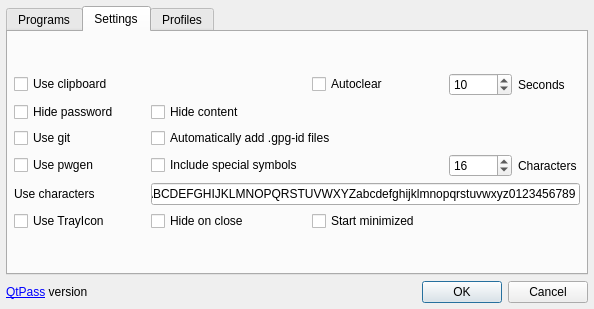
Old version of the form dialog.ui in the repository IJHack/QtPass.
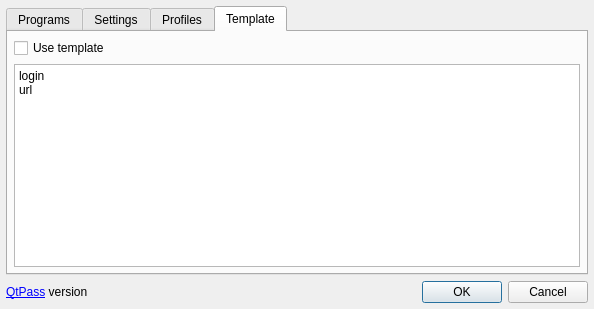
New version of the form. The open tabs and pages were chosen to show the change.

Commit message: start of template framework

```diff
--- a/dialog.ui
+++ b/dialog.ui
@@ -449,6 +449,40 @@
        </item>
       </layout>
      </widget>
+     <widget class="QWidget" name="tab">
+      <attribute name="title">
+       <string>Template</string>
+      </attribute>
+      <layout class="QVBoxLayout" name="verticalLayout_6">
+       <property name="leftMargin">
+        <number>6</number>
+       </property>
+       <property name="topMargin">
+        <number>6</number>
+       </property>
+       <property name="rightMargin">
+        <number>6</number>
+       </property>
+       <property name="bottomMargin">
+        <number>6</number>
+       </property>
+       <item>
+        <widget class="QCheckBox" name="checkBoxUseTemplate">
+         <property name="text">
+          <string>Use template</string>
+         </property>
+        </widget>
+       </item>
+       <item>
+        <widget class="QPlainTextEdit" name="plainTextEditTemplate">
+         <property name="plainText">
+          <string>login
+url</string>
+         </property>
+        </widget>
+       </item>
+      </layout>
+     </widget>
     </widget>
    </item>
    <item>
```
The commit also changes 8 other files.
